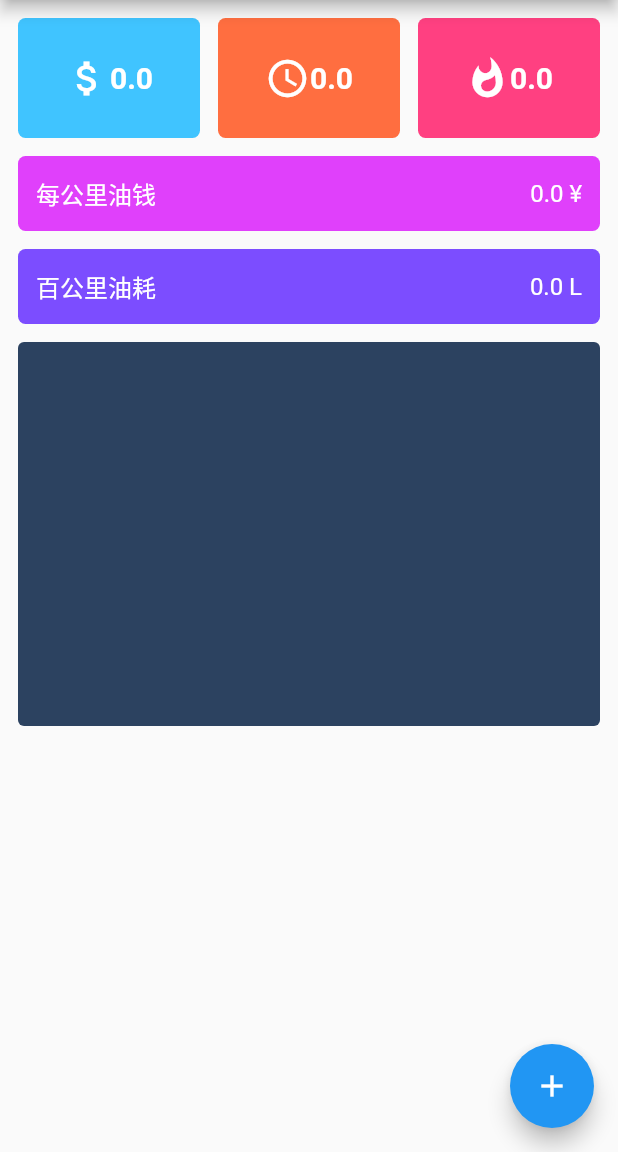
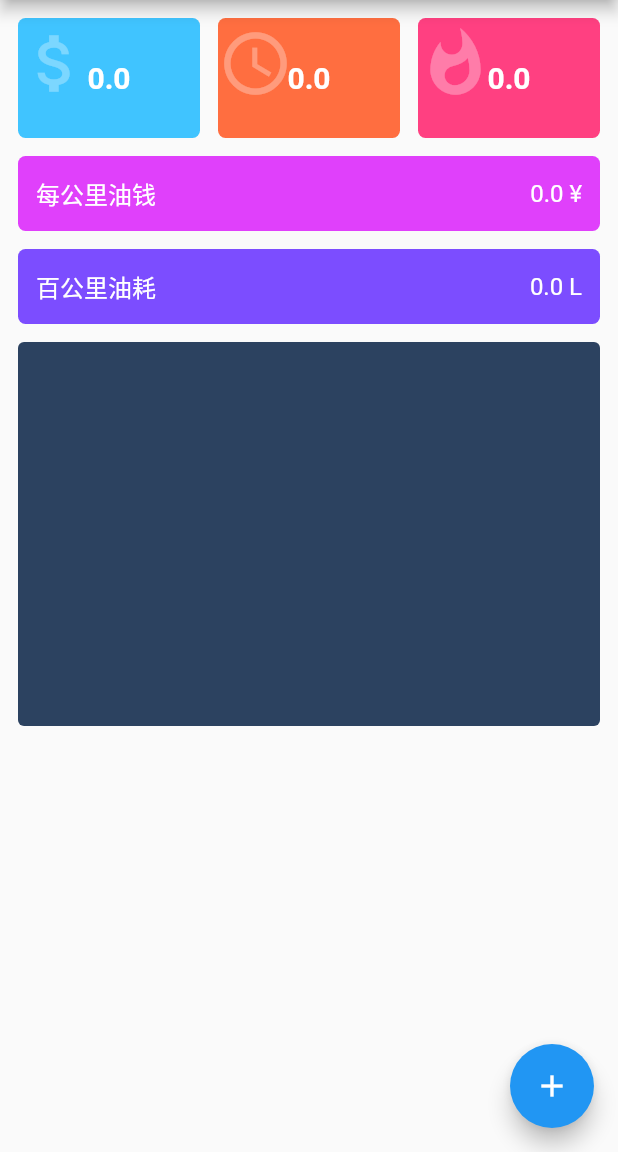
Before and after one commit to weiandebeiying/YHTJ, a Flutter app: the screen it shows after launch, on a phone screen of 412 x 824 dp, the part 84-1236 px from its top. Run offline on Flutter 3.47's test engine with Material 2 defaults, Android fonts, the phone set to English and light mode, and no system bars; drawn by our look-alikes of fl_chart, pull_to_refresh; our stand-ins replace sqflite; accounts and stored records are empty.

Commit message:
2020-07-13

```diff
--- a/lib/main.dart
+++ b/lib/main.dart
@@ -64,7 +64,8 @@ class _MyHomePageState extends State<MyHomePage> {
   double allKilometers = 0.0;
   double allVolume = 0.0;
   double fuelConsumption = 0.0;
-  double fuelConsumptionPerHundredKilometers =0.0;
+  double fuelConsumptionPerHundredKilometers = 0.0;
+  RefreshController _controller = RefreshController();
 
   void _incrementCounter() {
     MyTools().toPage(context, AddRecordPage(), (then) {});
@@ -105,7 +106,9 @@ class _MyHomePageState extends State<MyHomePage> {
           )
         ],
       ),
-      body: SingleChildScrollView(
+      body: SmartRefresher(
+        controller: _controller,
+        child: SingleChildScrollView(
           child: Column(
             mainAxisAlignment: MainAxisAlignment.center,
             children: <Widget>[
@@ -119,22 +122,26 @@ class _MyHomePageState extends State<MyHomePage> {
                     Expanded(
                       child: GestureDetector(
                         child: Container(
-                        child: Row(
+                          child: Stack(
                             children: <Widget>[
-                            Icon(
+                              Container(
+                                child: Icon(
                                   Icons.attach_money,
-                              color: Colors.white,
-                              size: 30,
+                                  color: Color(0x50FFFFFF),
+                                  size: 50,
                                 ),
-                            Text(
+                                margin: EdgeInsets.only(top: 5),
+                              ),
+                              Center(
+                                child: Text(
                                   '$allMoney',
                                   style: TextStyle(
                                       color: Colors.white,
                                       fontSize: 20,
                                       fontWeight: FontWeight.bold),
-                            )
+                                ),
+                              ),
                             ],
-                          mainAxisAlignment: MainAxisAlignment.center,
                           ),
                           decoration: BoxDecoration(
                             color: Colors.lightBlueAccent,
@@ -156,22 +163,26 @@ class _MyHomePageState extends State<MyHomePage> {
                     Expanded(
                       child: GestureDetector(
                         child: Container(
-                        child: Row(
+                          child: Stack(
                             children: <Widget>[
-                            Icon(
+                              Container(
+                                child: Icon(
                                   Icons.access_time,
-                              color: Colors.white,
-                              size: 30,
+                                  color: Color(0x50FFFFFF),
+                                  size: 50,
                                 ),
-                            Text(
+                                margin: EdgeInsets.only(top: 5),
+                              ),
+                              Center(
+                                child: Text(
                                   '$allKilometers',
                                   style: TextStyle(
                                       color: Colors.white,
                                       fontSize: 20,
                                       fontWeight: FontWeight.bold),
-                            )
+                                ),
+                              ),
                             ],
-                          mainAxisAlignment: MainAxisAlignment.center,
                           ),
                           decoration: BoxDecoration(
                             color: Colors.deepOrangeAccent,
@@ -193,22 +204,26 @@ class _MyHomePageState extends State<MyHomePage> {
                     Expanded(
                       child: GestureDetector(
                         child: Container(
-                        child: Row(
+                          child: Stack(
                             children: <Widget>[
-                            Icon(
+                              Container(
+                                child: Icon(
                                   Icons.whatshot,
-                              color: Colors.white,
-                              size: 30,
+                                  color: Color(0x50FFFFFF),
+                                  size: 50,
                                 ),
-                            Text(
+                                margin: EdgeInsets.only(top: 5),
+                              ),
+                              Center(
+                                child: Text(
                                   '$allVolume',
                                   style: TextStyle(
                                       color: Colors.white,
                                       fontSize: 20,
                                       fontWeight: FontWeight.bold),
-                            )
+                                ),
+                              ),
                             ],
-                          mainAxisAlignment: MainAxisAlignment.center,
                           ),
                           decoration: BoxDecoration(
                             color: Colors.pinkAccent,
@@ -348,6 +363,8 @@ class _MyHomePageState extends State<MyHomePage> {
             ],
           ),
         ),
+        onRefresh: onRefresh,
+      ),
       floatingActionButton: FloatingActionButton(
         onPressed: _incrementCounter,
         tooltip: 'Increment',
@@ -364,32 +381,49 @@ class _MyHomePageState extends State<MyHomePage> {
     await RefuelingRecordData().getRefuelingRecordData(1);
     RefuelingRecordData().refuelingRecordData.forEach((f) {
       allMoney += double.parse(f.money);
-      allKilometers += double.parse(f.kilometers);
+
       allVolume += double.parse(f.volume);
     });
     if (RefuelingRecordData().refuelingRecordData.length > 1) {
+      allKilometers = double.parse(RefuelingRecordData()
+              .refuelingRecordData[
+                  RefuelingRecordData().refuelingRecordData.length - 1]
+              .kilometers) -
+          double.parse(RefuelingRecordData().refuelingRecordData[0].kilometers);
       fuelConsumption = ((allMoney -
                       double.parse(RefuelingRecordData()
                           .refuelingRecordData[
-          RefuelingRecordData().refuelingRecordData.length - 1]
+                              RefuelingRecordData().refuelingRecordData.length -
+                                  1]
                           .money)) /
                   (double.parse(RefuelingRecordData()
                           .refuelingRecordData[
-          RefuelingRecordData().refuelingRecordData.length - 1]
+                              RefuelingRecordData().refuelingRecordData.length -
+                                  1]
                           .kilometers) -
-              double.parse(
-                  RefuelingRecordData().refuelingRecordData[0].kilometers))*100).round()/100;
-      fuelConsumptionPerHundredKilometers =  ((allVolume -
+                      double.parse(RefuelingRecordData()
+                          .refuelingRecordData[0]
+                          .kilometers)) *
+                  100)
+              .round() /
+          100;
+      fuelConsumptionPerHundredKilometers = ((allVolume -
                       double.parse(RefuelingRecordData()
                           .refuelingRecordData[
-          RefuelingRecordData().refuelingRecordData.length - 1]
+                              RefuelingRecordData().refuelingRecordData.length -
+                                  1]
                           .volume)) /
                   (double.parse(RefuelingRecordData()
                           .refuelingRecordData[
-          RefuelingRecordData().refuelingRecordData.length - 1]
+                              RefuelingRecordData().refuelingRecordData.length -
+                                  1]
                           .kilometers) -
-              double.parse(
-                  RefuelingRecordData().refuelingRecordData[0].kilometers))*10000).round()/100;
+                      double.parse(RefuelingRecordData()
+                          .refuelingRecordData[0]
+                          .kilometers)) *
+                  10000)
+              .round() /
+          100;
     }
     setState(() {});
   }
@@ -409,4 +443,9 @@ class _MyHomePageState extends State<MyHomePage> {
     }
     return items;
   }
+
+  onRefresh() {
+    initData();
+    _controller.refreshCompleted();
   }
+}
--- a/lib/refueling_record_page.dart
+++ b/lib/refueling_record_page.dart
@@ -45,9 +45,9 @@ class _RefuelingRecordPageState extends State<RefuelingRecordPage> {
                 });
                 if (ids.endsWith(',')) {
                   ids = ids.substring(0, ids.length - 1);
+                  await RefuelingRecordSqlUtil().delRefuelingRecords(ids);
+                  EventBus().emit('add');
                 }
-                await RefuelingRecordSqlUtil().delRefuelingRecords(ids);
-                EventBus().emit('add');
               }
               setState(() {
                 if (isDel) {
```
Also changed, not shown: 7 other files. Lines whose indentation alone changed are shown as unchanged.
